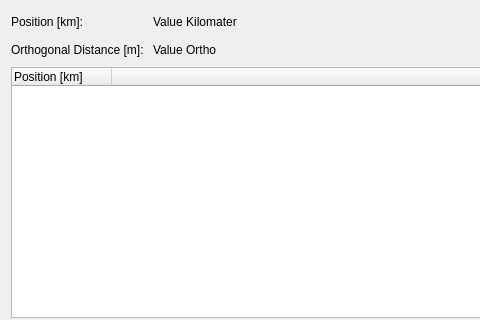
First picture: the form in ui/DataWidget.ui, repository c-mellueh/qgis_streckenkm, before the edit; both pictures show x 0 to 480 and y 0 to 320 of the 657 by 616 pixel window.
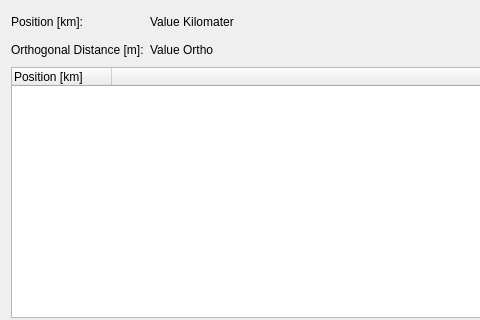
Second picture: the form after the edit. Custom widgets are drawn as their Qt base class.

```diff
--- a/ui/DataWidget.ui
+++ b/ui/DataWidget.ui
@@ -30,7 +30,7 @@
    <item row="1" column="0">
     <widget class="QLabel" name="label_ortho">
      <property name="text">
-      <string>Orthogonal Distance [m]: </string>
+      <string>Orthogonal Distance [m]:</string>
      </property>
     </widget>
    </item>
```
Left out of the diff: 2 changed lines with no effect on the pictures.
